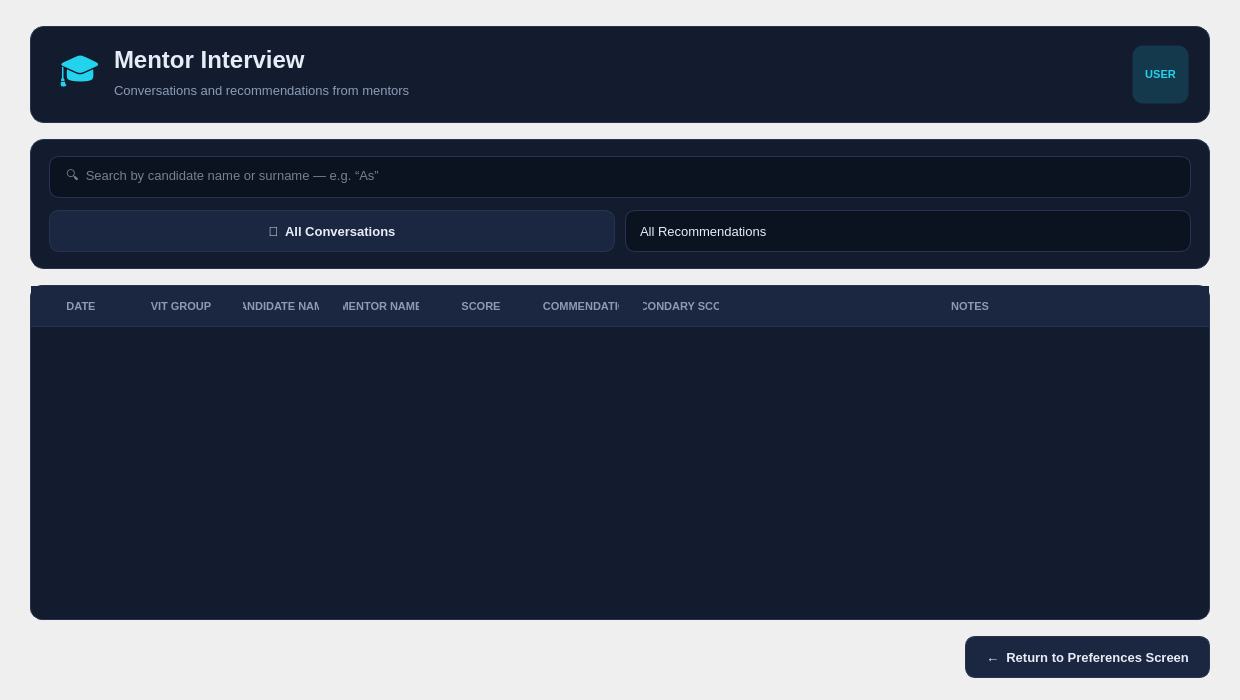
waseemisaac91/CRM, file ui/mentor_interview_page.ui: the form before one commit.
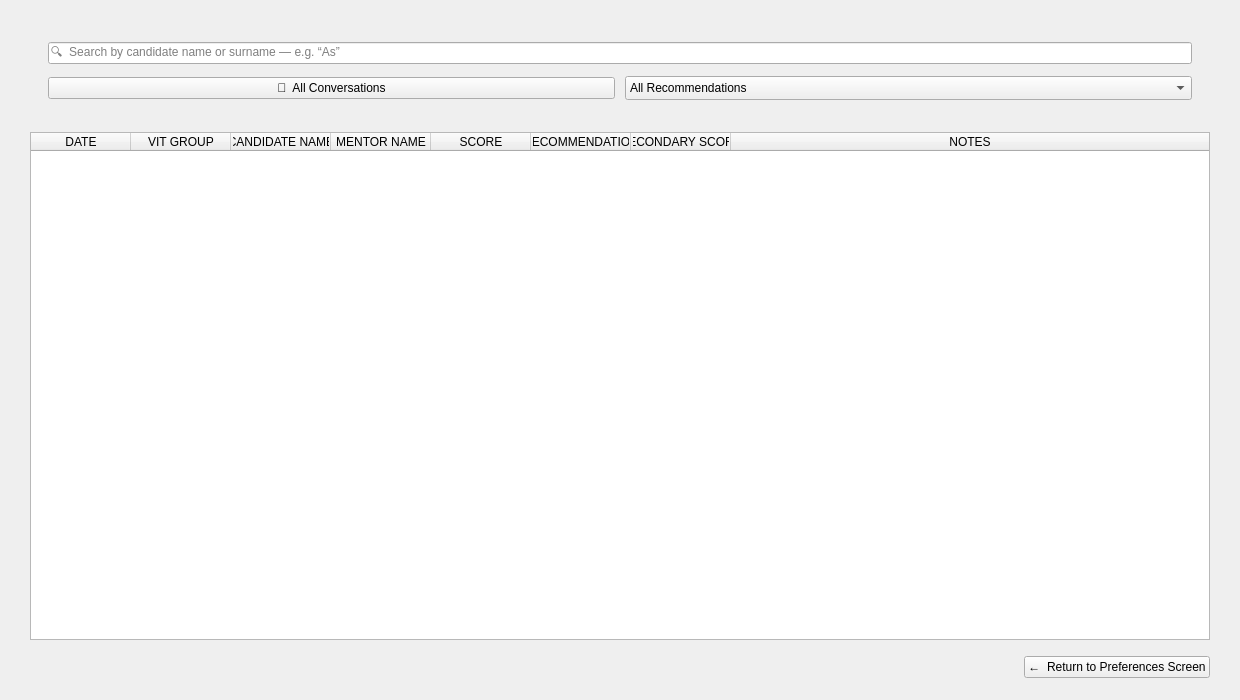
The form after the commit.

What changed in the file:
```diff
--- a/ui/mentor_interview_page.ui
+++ b/ui/mentor_interview_page.ui
@@ -19,207 +19,6 @@
   <property name="windowTitle">
    <string>CRM - Mentor Interview</string>
   </property>
-  <property name="styleSheet">
-   <string notr="true">QWidget#MentorInterviewPage {
-    background: qlineargradient(x1:0, y1:0, x2:1, y2:1,
-        stop:0 #0b1220, stop:1 #111c33);
-}
-
-/* ---------- Header card ---------- */
-QFrame#headerFrame {
-    background-color: #131c2e;
-    border: 1px solid #26344f;
-    border-radius: 14px;
-}
-
-QLabel#headerIcon {
-    font-size: 34px;
-    color: #22d3ee;
-    padding-left: 8px;
-}
-
-QLabel#headerTitle {
-    font-size: 24px;
-    font-weight: 700;
-    color: #e6edf7;
-}
-
-QLabel#headerSubtitle {
-    font-size: 13px;
-    color: #8b9bb4;
-}
-
-QLabel#headerBadge {
-    font-size: 11px;
-    font-weight: 700;
-    color: #22d3ee;
-    background-color: rgba(34, 211, 238, 0.16);
-    border: 1px solid transparent;
-    border-radius: 11px;
-    padding: 4px 12px;
-}
-QLabel#headerBadge[admin="true"] {
-    color: #fbbf24;
-    background-color: rgba(251, 191, 36, 0.14);
-}
-
-/* ---------- Toolbar card ---------- */
-QFrame#cardFrame {
-    background-color: #131c2e;
-    border: 1px solid #26344f;
-    border-radius: 14px;
-}
-
-/* ---------- Search input ---------- */
-QLineEdit#searchInput {
-    background-color: #0b1220;
-    color: #e6edf7;
-    border: 1px solid #26344f;
-    border-radius: 10px;
-    padding: 10px 14px;
-    font-size: 13px;
-    min-height: 20px;
-    selection-background-color: #22d3ee;
-    selection-color: #04222b;
-}
-QLineEdit#searchInput:hover {
-    border-color: #8b9bb4;
-}
-QLineEdit#searchInput:focus {
-    border: 1px solid #22d3ee;
-}
-
-/* ---------- Buttons (default = primary cyan) ---------- */
-QPushButton {
-    background-color: #22d3ee;
-    color: #04222b;
-    border: none;
-    border-radius: 10px;
-    padding: 10px 20px;
-    font-weight: 600;
-    font-size: 13px;
-    min-height: 20px;
-}
-QPushButton:hover   { background-color: #67e8f9; }
-QPushButton:pressed { background-color: #06b6d4; }
-
-/* ---------- All Conversations (secondary) ---------- */
-QPushButton#allConversationsButton {
-    background-color: #1b2740;
-    color: #e6edf7;
-    border: 1px solid #26344f;
-}
-QPushButton#allConversationsButton:hover {
-    border-color: #22d3ee;
-    color: #22d3ee;
-}
-QPushButton#allConversationsButton:pressed {
-    background-color: #26344f;
-}
-
-/* ---------- Return (secondary) ---------- */
-QPushButton#returnButton {
-    background-color: #1b2740;
-    color: #e6edf7;
-    border: 1px solid #26344f;
-}
-QPushButton#returnButton:hover {
-    border-color: #22d3ee;
-    color: #22d3ee;
-}
-QPushButton#returnButton:pressed {
-    background-color: #26344f;
-}
-
-/* ---------- ComboBox ---------- */
-QComboBox#categoryComboBox {
-    background-color: #0b1220;
-    color: #e6edf7;
-    border: 1px solid #26344f;
-    border-radius: 10px;
-    padding: 10px 14px;
-    min-height: 20px;
-    font-size: 13px;
-}
-QComboBox#categoryComboBox:hover {
-    border-color: #8b9bb4;
-}
-QComboBox#categoryComboBox:focus {
-    border: 1px solid #22d3ee;
-}
-QComboBox#categoryComboBox::drop-down {
-    border: none;
-    width: 30px;
-}
-QComboBox#categoryComboBox::down-arrow {
-    image: none;
-    border-left: 5px solid transparent;
-    border-right: 5px solid transparent;
-    border-top: 6px solid #8b9bb4;
-    width: 0;
-    height: 0;
-    margin-right: 10px;
-}
-QComboBox#categoryComboBox QAbstractItemView {
-    background-color: #131c2e;
-    color: #e6edf7;
-    border: 1px solid #26344f;
-    outline: 0;
-    padding: 4px;
-    selection-background-color: rgba(34, 211, 238, 0.16);
-    selection-color: #e6edf7;
-}
-
-/* ---------- Table ---------- */
-QTableWidget#conversationsTable {
-    background-color: #131c2e;
-    alternate-background-color: #162136;
-    color: #e6edf7;
-    border: 1px solid #26344f;
-    border-radius: 12px;
-    outline: 0;
-    gridline-color: transparent;
-    font-size: 13px;
-    selection-background-color: rgba(34, 211, 238, 0.16);
-    selection-color: #e6edf7;
-}
-QTableWidget#conversationsTable::item {
-    padding: 4px 10px;
-    border: none;
-}
-QTableWidget#conversationsTable::item:selected {
-    background-color: rgba(34, 211, 238, 0.16);
-    color: #e6edf7;
-}
-QHeaderView {
-    background: transparent;
-}
-QHeaderView::section {
-    background-color: #1b2740;
-    color: #8b9bb4;
-    padding: 11px 12px;
-    border: none;
-    border-bottom: 1px solid #26344f;
-    font-size: 11px;
-    font-weight: 700;
-}
-QTableCornerButton::section {
-    background-color: #1b2740;
-    border: none;
-}
-
-/* ---------- Status label ---------- */
-QLabel#statusLabel {
-    color: #8b9bb4;
-    font-size: 12px;
-    padding: 4px 8px;
-}
-QLabel#statusLabel[error="true"] {
-    color: #f87171;
-    font-weight: 600;
-}</string>
-  </property>
-
   <layout class="QVBoxLayout" name="rootLayout">
    <property name="spacing">
     <number>16</number>
@@ -237,89 +36,7 @@
     <number>22</number>
    </property>
 
-   <!-- ================= HEADER ================= -->
-   <item>
-    <widget class="QFrame" name="headerFrame">
-     <property name="frameShape">
-      <enum>QFrame::NoFrame</enum>
-     </property>
-     <layout class="QHBoxLayout" name="headerLayout">
-      <property name="spacing">
-       <number>14</number>
-      </property>
-      <property name="leftMargin">
-       <number>20</number>
-      </property>
-      <property name="topMargin">
-       <number>18</number>
-      </property>
-      <property name="rightMargin">
-       <number>20</number>
-      </property>
-      <property name="bottomMargin">
-       <number>18</number>
-      </property>
-
-      <item>
-       <widget class="QLabel" name="headerIcon">
-        <property name="text">
-         <string>🎓</string>
-        </property>
-        <property name="alignment">
-         <set>Qt::AlignCenter</set>
-        </property>
-       </widget>
-      </item>
-
-      <item>
-       <layout class="QVBoxLayout" name="headerTextLayout">
-        <property name="spacing">
-         <number>2</number>
-        </property>
-        <item>
-         <widget class="QLabel" name="headerTitle">
-          <property name="text">
-           <string>Mentor Interview</string>
-          </property>
-         </widget>
-        </item>
-        <item>
-         <widget class="QLabel" name="headerSubtitle">
-          <property name="text">
-           <string>Conversations and recommendations from mentors</string>
-          </property>
-         </widget>
-        </item>
-       </layout>
-      </item>
-
-      <item>
-       <spacer name="headerSpacer">
-        <property name="orientation">
-         <enum>Qt::Horizontal</enum>
-        </property>
-        <property name="sizeHint" stdset="0">
-         <size>
-          <width>40</width>
-          <height>20</height>
-         </size>
-        </property>
-       </spacer>
-      </item>
-
-      <item>
-       <widget class="QLabel" name="headerBadge">
-        <property name="text">
-         <string>USER</string>
-        </property>
-        <property name="alignment">
-         <set>Qt::AlignCenter</set>
-        </property>
-       </widget>
-      </item>
-     </layout>
-    </widget>
-   </item>
+   <!-- Header is inserted from code (theme.page_header) -->
 
    <!-- ================= TOOLBAR CARD ================= -->
    <item>
@@ -386,51 +103,15 @@
           <property name="minimumContentsLength">
            <number>30</number>
           </property>
-          <item>
-           <property name="text">
-            <string>All Recommendations</string>
-           </property>
-          </item>
-          <item>
-           <property name="text">
-            <string>Suitable to participate in the entire VIT project</string>
-           </property>
-          </item>
-          <item>
-           <property name="text">
-            <string>Suitable to take initial IT training through the VIT project and then be directed to ITPH</string>
-           </property>
-          </item>
-          <item>
-           <property name="text">
-            <string>Suitable to take English training through the VIT project and then be directed to ITPH</string>
-           </property>
-          </item>
-          <item>
-           <property name="text">
-            <string>Suitable to be directed straight to ITPH within the VIT project.</string>
-           </property>
-          </item>
-          <item>
-           <property name="text">
-            <string>Suitable to be directed to work through direct individual coaching</string>
-           </property>
-          </item>
-          <item>
-           <property name="text">
-            <string>More suitable to participate in the next VIT project</string>
-           </property>
-          </item>
-          <item>
-           <property name="text">
-            <string>Should be directed to another sector</string>
-           </property>
-          </item>
-          <item>
-           <property name="text">
-            <string>Other</string>
-           </property>
-          </item>
+          <item><property name="text"><string>All Recommendations</string></property></item>
+          <item><property name="text"><string>Suitable to participate in the entire VIT project</string></property></item>
+          <item><property name="text"><string>Suitable to take initial IT training through the VIT project and then be directed to ITPH</string></property></item>
+          <item><property name="text"><string>Suitable to take English training through the VIT project and then be directed to ITPH</string></property></item>
+          <item><property name="text"><string>Suitable to be directed straight to ITPH within the VIT project.</string></property></item>
+          <item><property name="text"><string>Suitable to be directed to work through direct individual coaching</string></property></item>
+          <item><property name="text"><string>More suitable to participate in the next VIT project</string></property></item>
+          <item><property name="text"><string>Should be directed to another sector</string></property></item>
+          <item><property name="text"><string>Other</string></property></item>
          </widget>
         </item>
        </layout>
@@ -469,46 +150,14 @@
      <attribute name="verticalHeaderVisible">
       <bool>false</bool>
      </attribute>
-     <column>
-      <property name="text">
-       <string>DATE</string>
-      </property>
-     </column>
-     <column>
-      <property name="text">
-       <string>VIT GROUP</string>
-      </property>
-     </column>
-     <column>
-      <property name="text">
-       <string>CANDIDATE NAME</string>
-      </property>
-     </column>
-     <column>
-      <property name="text">
-       <string>MENTOR NAME</string>
-      </property>
-     </column>
-     <column>
-      <property name="text">
-       <string>SCORE</string>
-      </property>
-     </column>
-     <column>
-      <property name="text">
-       <string>RECOMMENDATION</string>
-      </property>
-     </column>
-     <column>
-      <property name="text">
-       <string>SECONDARY SCORE</string>
-      </property>
-     </column>
-     <column>
-      <property name="text">
-       <string>NOTES</string>
-      </property>
-     </column>
+     <column><property name="text"><string>DATE</string></property></column>
+     <column><property name="text"><string>VIT GROUP</string></property></column>
+     <column><property name="text"><string>CANDIDATE NAME</string></property></column>
+     <column><property name="text"><string>MENTOR NAME</string></property></column>
+     <column><property name="text"><string>SCORE</string></property></column>
+     <column><property name="text"><string>RECOMMENDATION</string></property></column>
+     <column><property name="text"><string>SECONDARY SCORE</string></property></column>
+     <column><property name="text"><string>NOTES</string></property></column>
     </widget>
    </item>
 
```
Left out of the diff: 17 changed lines with no effect on the pictures.
